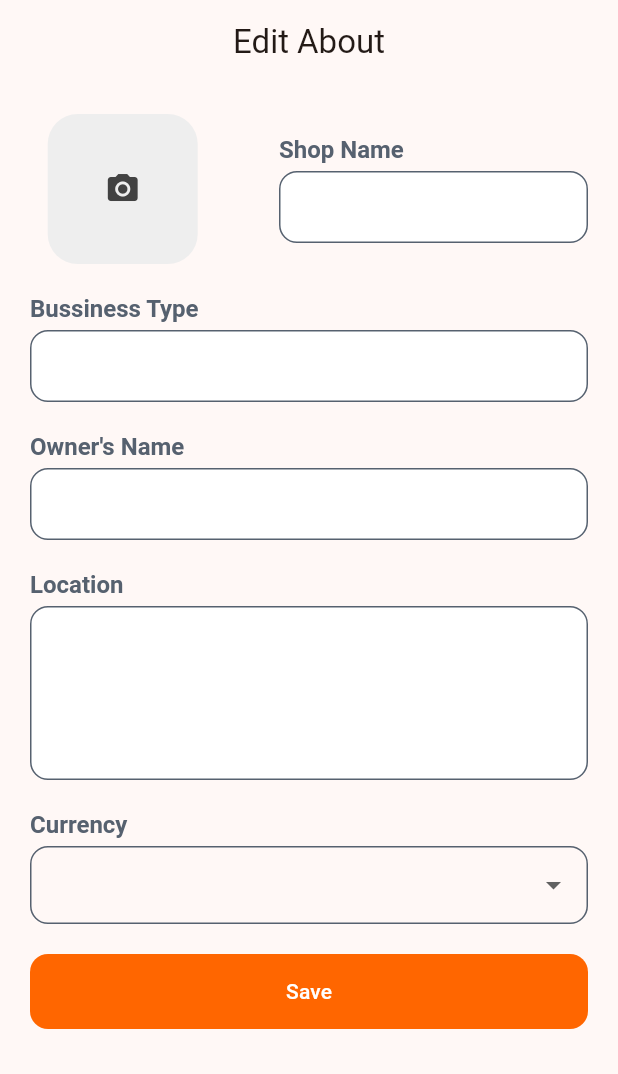
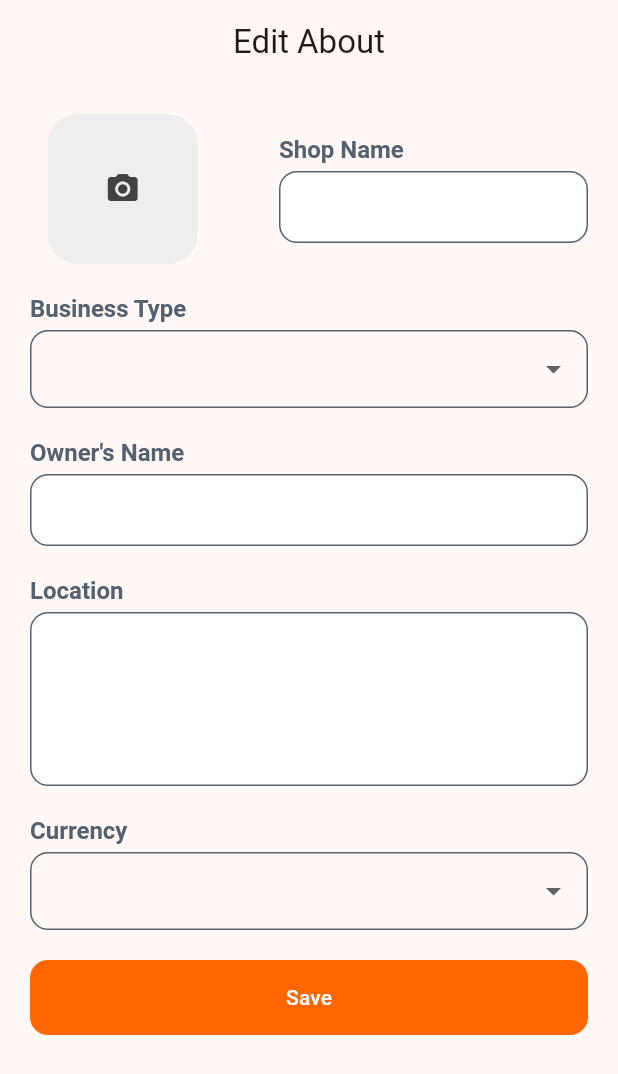
Before and after one commit to lakasir/lakasir_flutter, a Flutter app: the EditAboutScreen screen opened by its route, on a phone screen of 412 x 824 dp. Shown: the top 1074 px of the screen. Run offline on Flutter 3.47's test engine with Material 3 defaults, Android fonts, the phone set to English and light mode, and no system bars; our stand-ins replace flutter_dotenv, get, image_cropper, image_picker, shared_preferences; accounts and stored records are empty; network calls fail; Roboto replaces fonts that are missing (SourceSans); statements that could not run were skipped.

Commit message:
fixing image source and add loading in profile and about submit

```diff
--- a/lib/controllers/abouts/about_edit_controller.dart
+++ b/lib/controllers/abouts/about_edit_controller.dart
@@ -12,8 +12,8 @@ class AboutEditController extends GetxController {
   RxBool isLoading = false.obs;
   final GlobalKey<FormState> formKey = GlobalKey<FormState>();
   final TextEditingController nameInputController = TextEditingController();
-  final TextEditingController businessTypeInputController =
-      TextEditingController();
+  final SelectInputWidgetController businessTypeInputController =
+      SelectInputWidgetController();
   final TextEditingController locationInputController = TextEditingController();
   final TextEditingController ownerNameInputController =
       TextEditingController();
@@ -28,7 +28,7 @@ class AboutEditController extends GetxController {
       await _aboutService.update(
         AboutRequest(
           shopName: nameInputController.text,
-          businessType: businessTypeInputController.text,
+          businessType: businessTypeInputController.selectedOption,
           ownerName: ownerNameInputController.text,
           shopLocation: locationInputController.text,
           photoUrl: about.value.photo,
@@ -51,7 +51,7 @@ class AboutEditController extends GetxController {
     about.value = Get.arguments as AboutResponse;
 
     nameInputController.text = about.value.shopeName ?? "";
-    businessTypeInputController.text = about.value.businessType ?? "";
+    businessTypeInputController.selectedOption = about.value.businessType ?? "";
     locationInputController.text = about.value.location ?? "";
     ownerNameInputController.text = about.value.ownerName ?? "";
     currencyInputController.selectedOption = about.value.currency ?? "";
--- a/lib/screens/about/edit_screen.dart
+++ b/lib/screens/about/edit_screen.dart
@@ -42,7 +42,7 @@ class _EditAboutScreenState extends State<EditAboutScreen> {
                   () => SizedBox(
                     width: width * 30 / 100,
                     child: MyImagePicker(
-                      source: ImageSource.gallery,
+                      usingDynamicSource: true,
                       onImageSelected: (file) {
                         _aboutEditController.about.value.photo = file;
                       },
@@ -63,9 +63,13 @@ class _EditAboutScreenState extends State<EditAboutScreen> {
             ),
             Container(
               margin: const EdgeInsets.only(top: 20),
-              child: MyTextField(
+              child: SelectInputWidget(
+                options: [
+                  Option(name: "Retail", value: "retail"),
+                  Option(name: "Wholesale", value: "wholesale"),
+                ],
                 controller: _aboutEditController.businessTypeInputController,
-                label: 'Bussiness Type',
+                label: 'Business Type',
               ),
             ),
             Container(
@@ -96,10 +100,12 @@ class _EditAboutScreenState extends State<EditAboutScreen> {
             ),
             Container(
               margin: const EdgeInsets.only(top: 20),
-              child: MyFilledButton(
-                onPressed: _aboutEditController.updateAbout,
-                isLoading: _aboutEditController.isLoading.value,
-                child: const Text('Save'),
+              child: Obx(
+                () => MyFilledButton(
+                  onPressed: _aboutEditController.updateAbout,
+                  isLoading: _aboutEditController.isLoading.value,
+                  child: const Text('Save'),
+                ),
               ),
             ),
           ],
```
Also changed, not shown: lib/screens/about/about_screen.dart (+15 -2 lines), lib/screens/profile/edit_screen.dart (+6 -4 lines).
